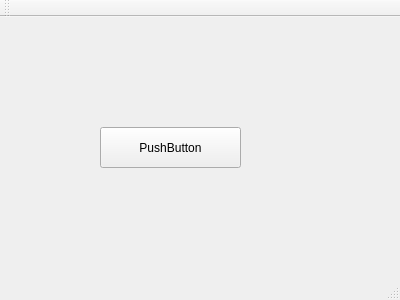
This is mainwindow.ui in SozinM/blockChain as Qt 5 draws it before an edit. The edited form follows.
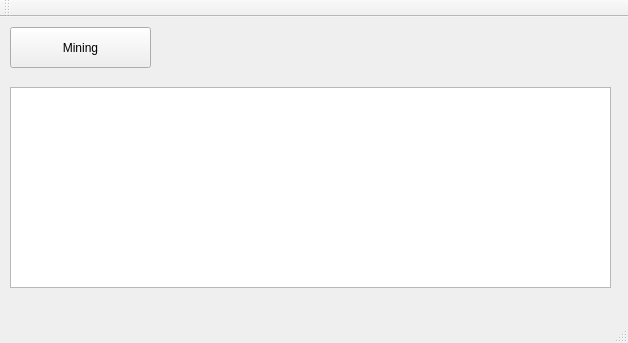
This is the edited form.

```diff
--- a/mainwindow.ui
+++ b/mainwindow.ui
@@ -6,8 +6,8 @@
    <rect>
     <x>0</x>
     <y>0</y>
-    <width>400</width>
-    <height>300</height>
+    <width>628</width>
+    <height>343</height>
    </rect>
   </property>
   <property name="windowTitle">
@@ -17,14 +17,24 @@
    <widget class="QPushButton" name="pushButton">
     <property name="geometry">
      <rect>
-      <x>100</x>
-      <y>110</y>
+      <x>10</x>
+      <y>10</y>
       <width>141</width>
       <height>41</height>
      </rect>
     </property>
     <property name="text">
-     <string>PushButton</string>
+     <string>Mining</string>
+    </property>
+   </widget>
+   <widget class="QTableWidget" name="tableWidget">
+    <property name="geometry">
+     <rect>
+      <x>10</x>
+      <y>70</y>
+      <width>601</width>
+      <height>201</height>
+     </rect>
     </property>
    </widget>
   </widget>
```
Left out of the diff: 2 changed lines with no effect on the pictures.
